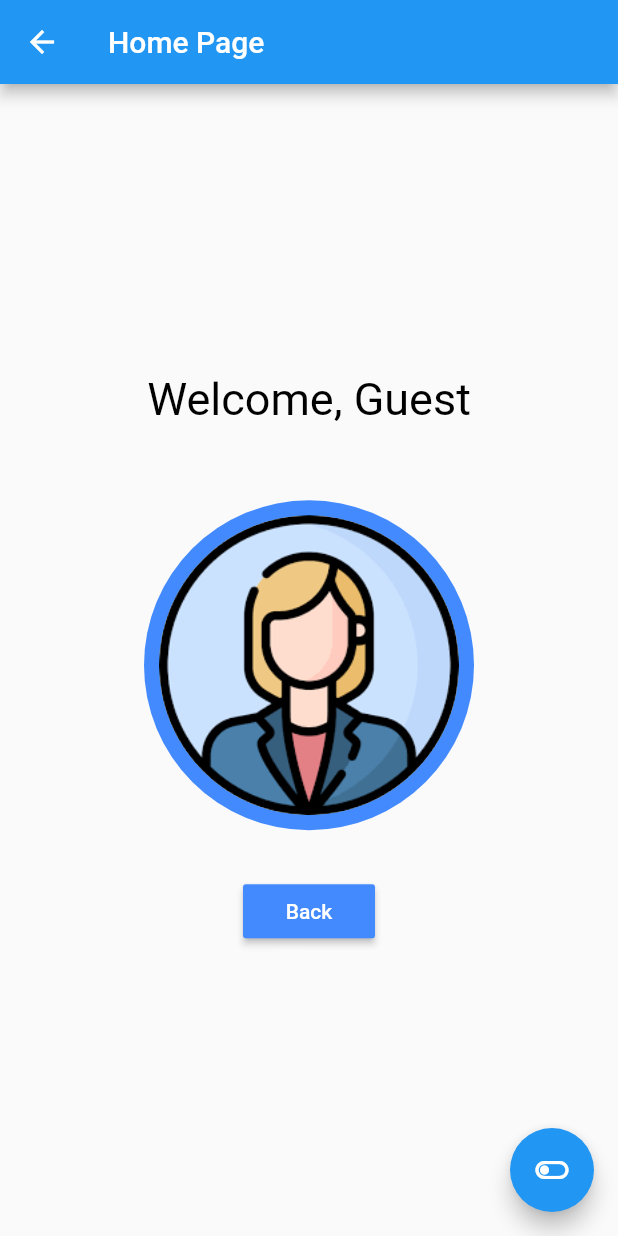
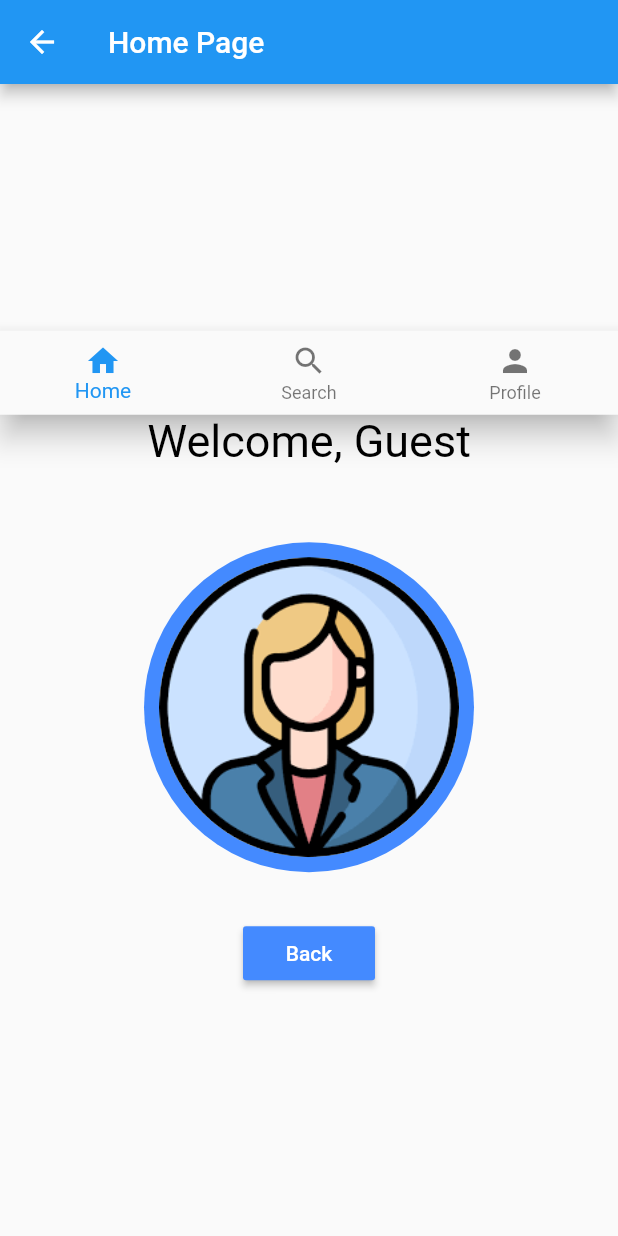
Before and after one commit to ValElizaTan/211354T_MAD_Project, a Flutter app: the ProfilePage screen opened directly with empty values, on a phone screen of 412 x 824 dp. Run offline on Flutter 3.47's test engine with Material 2 defaults, Android fonts, the phone set to English and light mode, and no system bars.

Commit message:
pages added

```diff
--- a/lib/main.dart
+++ b/lib/main.dart
@@ -83,17 +83,17 @@ class _MyStatefulWidgetState extends State<MyStatefulWidget> {
         items: const <BottomNavigationBarItem>[
           BottomNavigationBarItem(
             icon: Icon(Icons.home),
-            title: Text('Home'),
+            label: ('Home'),
             backgroundColor: Colors.green
           ),
           BottomNavigationBarItem(
             icon: Icon(Icons.search),
-            title: Text('Search'),
+            label: ('Search'),
             backgroundColor: Colors.yellow
           ),
           BottomNavigationBarItem(
             icon: Icon(Icons.person),
-            title: Text('Profile'),
+            label: ('Profile'),
             backgroundColor: Colors.blue,
           ),
         ],
--- a/lib/profilepage.dart
+++ b/lib/profilepage.dart
@@ -22,11 +22,6 @@ class _ProfilePageState extends State<ProfilePage> {
   @override
   Widget build(BuildContext context) {
     return Scaffold(
-      floatingActionButton: FloatingActionButton(
-        child: Icon(Icons.toggle_off_outlined),
-        onPressed: () =>
-            setState(() => widget.togglecolour = !widget.togglecolour),
-      ),
       appBar: AppBar(
         title: Text('Home Page'),
       ),
@@ -36,6 +31,23 @@ class _ProfilePageState extends State<ProfilePage> {
           mainAxisSize: MainAxisSize.max,
           crossAxisAlignment: CrossAxisAlignment.center,
           children: <Widget>[
+            BottomNavigationBar(
+              items: const <BottomNavigationBarItem>[
+                BottomNavigationBarItem(
+                    icon: Icon(Icons.home),
+                    label: ('Home'),
+                    backgroundColor: Colors.green),
+                BottomNavigationBarItem(
+                    icon: Icon(Icons.search),
+                    label: ('Search'),
+                    backgroundColor: Colors.yellow),
+                BottomNavigationBarItem(
+                  icon: Icon(Icons.person),
+                  label: ('Profile'),
+                  backgroundColor: Colors.blue,
+                ),
+              ],
+            ),
             if (widget.data.email == "michael@mail.com") ...[
               SizedBox(height: 50),
               Text('Welcome, Michael',
```
Also changed, not shown: lib/aboutus.dart (added), lib/alert.dart (added), lib/bus.dart (added), lib/businfo.dart (added), lib/endpage.dart (added), lib/homepage.dart (added), lib/search.dart (added), lib/startpage.dart (added).
